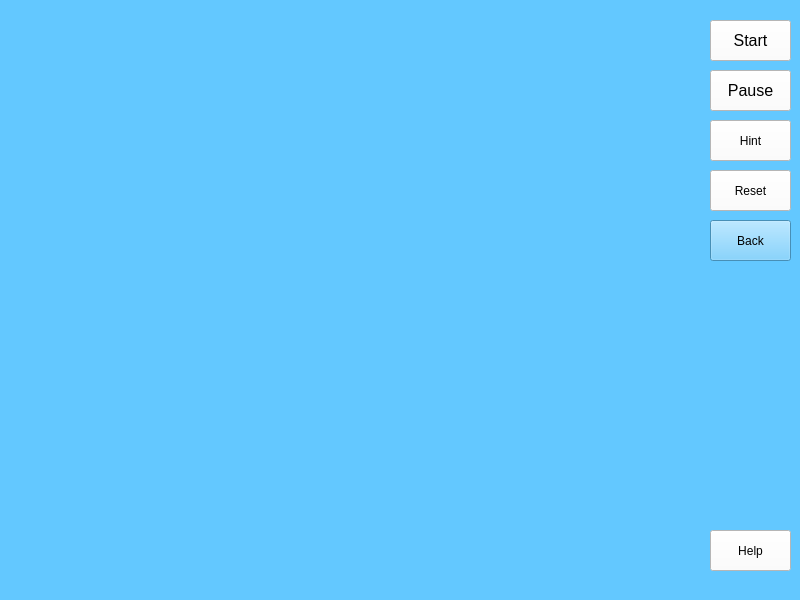
First picture: the form in basicmodewindow.ui, repository hero919/ImagesMatching, before the edit.
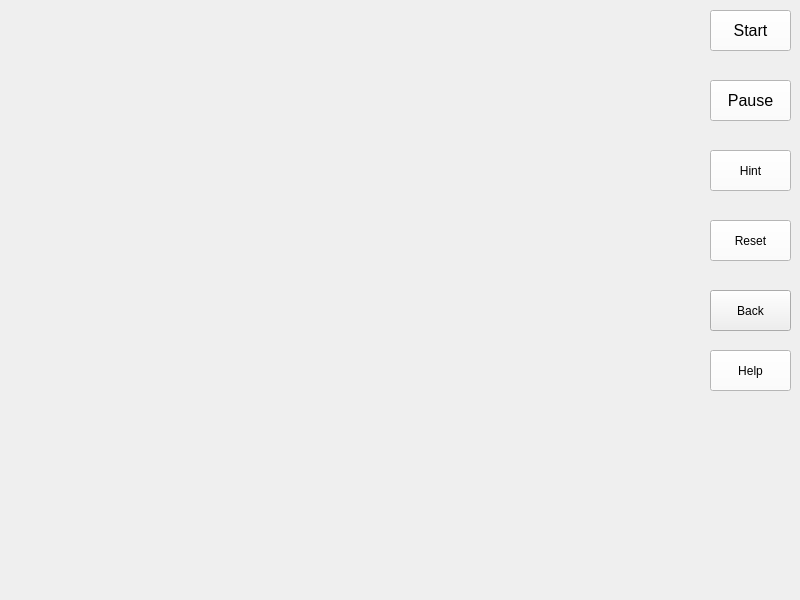
Second picture: the form after the edit. Icons and pictures are not drawn.

Diff of the .ui file:
```diff
--- a/basicmodewindow.ui
+++ b/basicmodewindow.ui
@@ -14,14 +14,14 @@
    <string>MainWindow</string>
   </property>
   <property name="styleSheet">
-   <string notr="true">background-color: rgb(99, 200, 255);</string>
+   <string notr="true">background: url(:/images/res/bkg3.jpg)</string>
   </property>
   <widget class="QWidget" name="centralwidget">
    <widget class="QPushButton" name="startButton">
     <property name="geometry">
      <rect>
       <x>710</x>
-      <y>20</y>
+      <y>10</y>
       <width>81</width>
       <height>41</height>
      </rect>
@@ -42,7 +42,7 @@
     <property name="geometry">
      <rect>
       <x>710</x>
-      <y>70</y>
+      <y>80</y>
       <width>81</width>
       <height>41</height>
      </rect>
@@ -63,7 +63,7 @@
     <property name="geometry">
      <rect>
       <x>710</x>
-      <y>120</y>
+      <y>150</y>
       <width>81</width>
       <height>41</height>
      </rect>
@@ -79,7 +79,7 @@
     <property name="geometry">
      <rect>
       <x>710</x>
-      <y>170</y>
+      <y>220</y>
       <width>81</width>
       <height>41</height>
      </rect>
@@ -97,7 +97,7 @@
       <x>0</x>
       <y>0</y>
       <width>701</width>
-      <height>480</height>
+      <height>481</height>
      </rect>
     </property>
     <property name="styleSheet">
@@ -108,7 +108,7 @@
     <property name="geometry">
      <rect>
       <x>710</x>
-      <y>530</y>
+      <y>350</y>
       <width>81</width>
       <height>41</height>
      </rect>
@@ -124,7 +124,7 @@
     <property name="geometry">
      <rect>
       <x>710</x>
-      <y>220</y>
+      <y>290</y>
       <width>81</width>
       <height>41</height>
      </rect>
```
